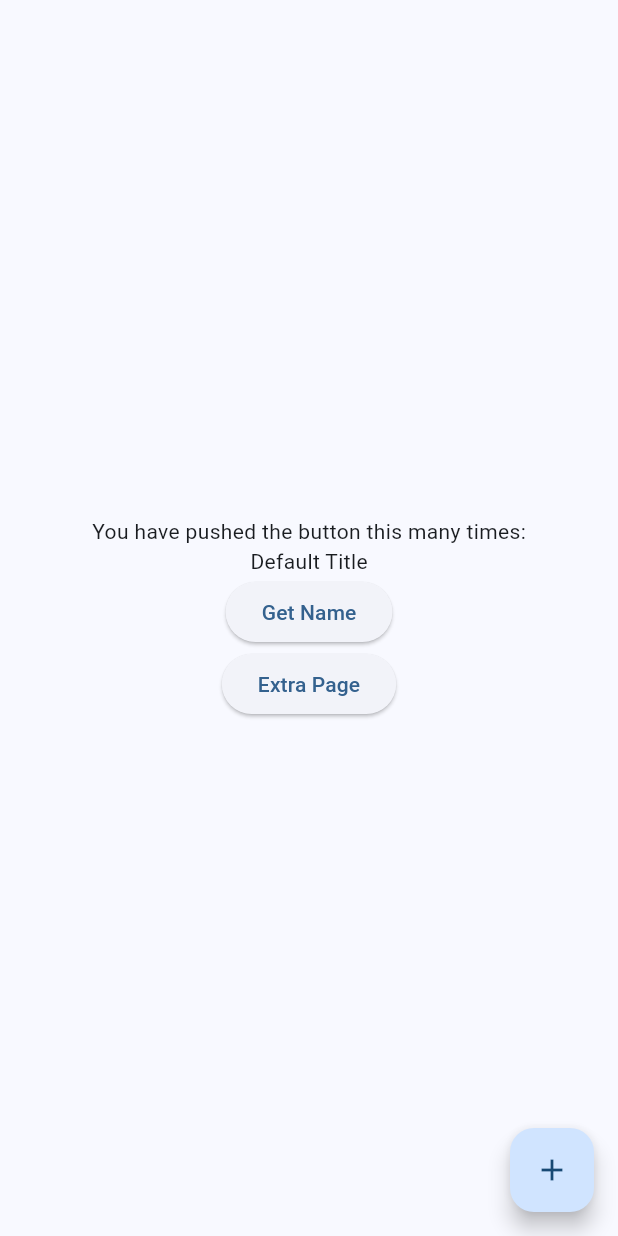
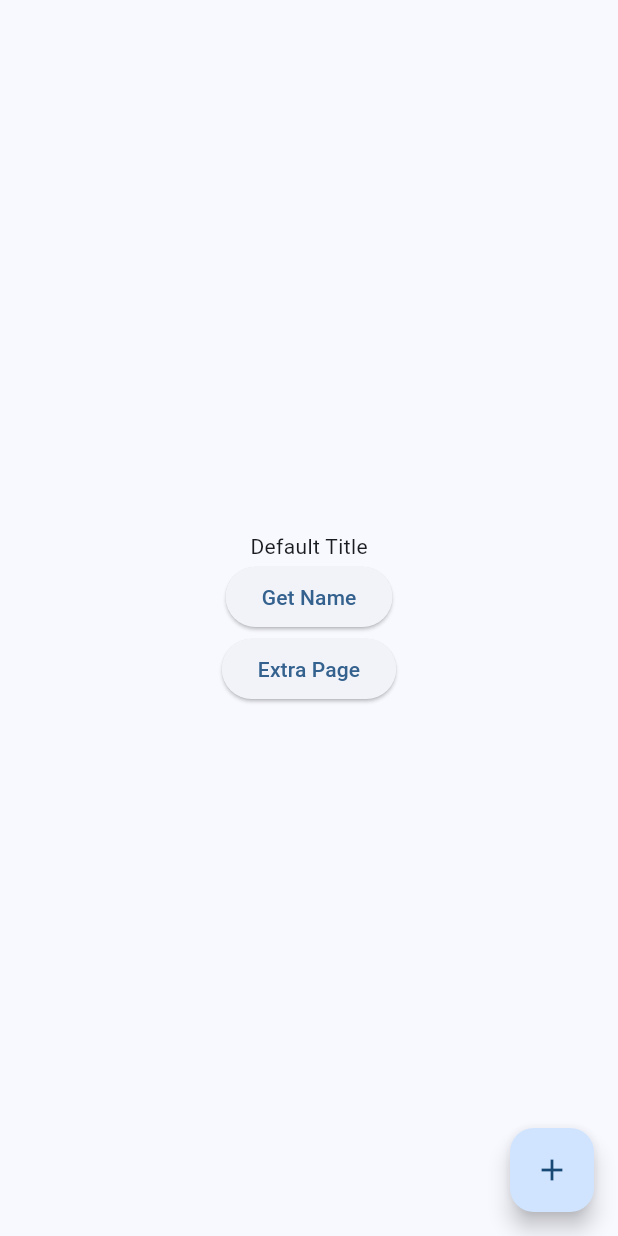
Before and after one commit to AniketN23111/firebase_message, a Flutter app: the screen it shows after launch, on a phone screen of 412 x 824 dp. Run offline on Flutter 3.47's test engine with Material 3 defaults, Android fonts, the phone set to English and light mode, and no system bars; our stand-ins replace firebase_core, firebase_crashlytics, firebase_messaging, firebase_remote_config, flutter_local_notifications, hive and 1 more; accounts and stored records are empty.

```diff
--- a/lib/Views/my_home_page.dart
+++ b/lib/Views/my_home_page.dart
@@ -42,7 +42,6 @@ class _MyHomePageState extends State<MyHomePage> {
           child: Column(
             mainAxisAlignment: MainAxisAlignment.center,
             children: [
-              const Text('You have pushed the button this many times:'),
               Text(name),
               ElevatedButton(
                 onPressed: () {
```
Also changed, not shown: lib/Views/extra_page.dart (+0 -10 lines).
